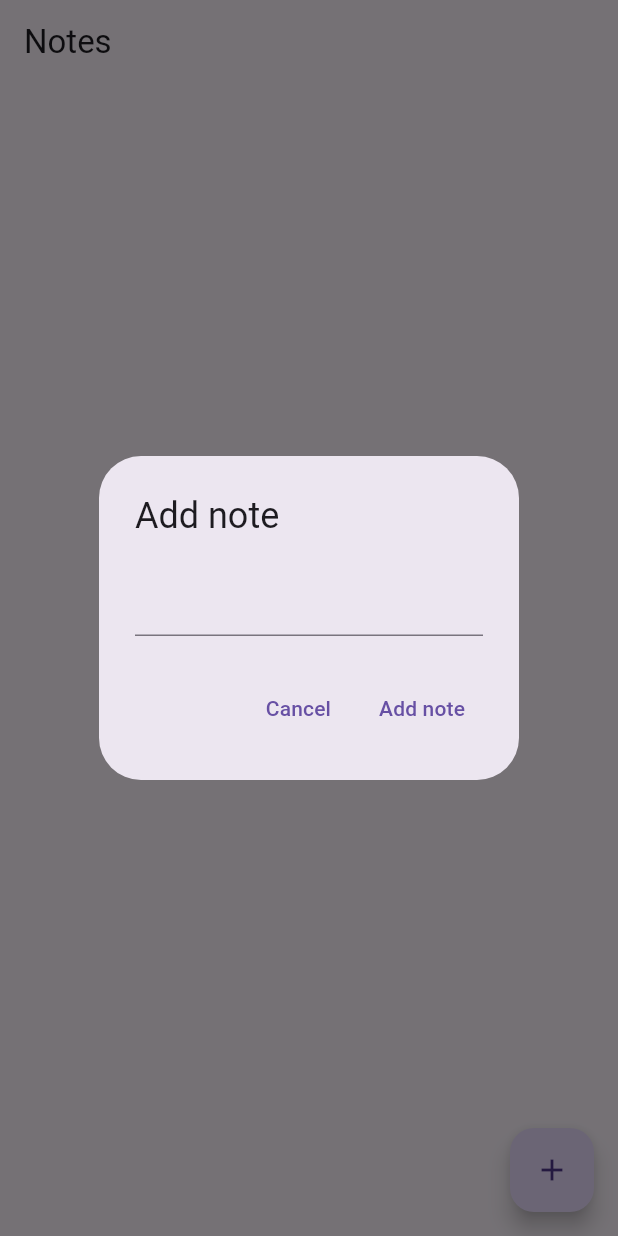
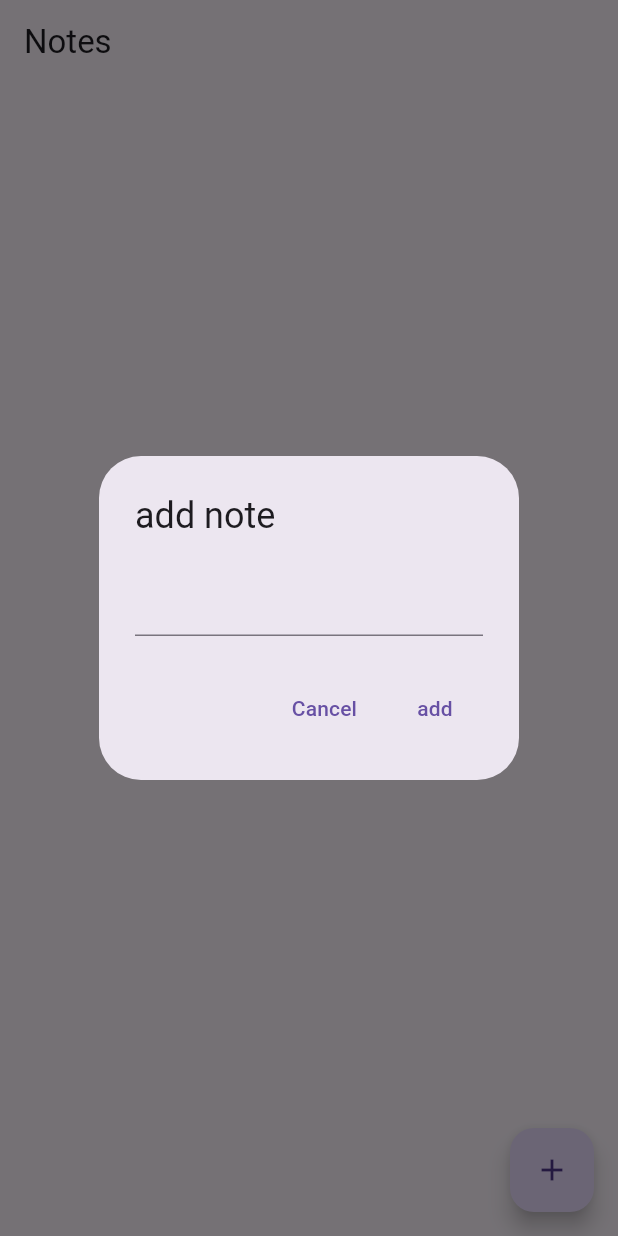
Before and after one commit to FadriqueMolina/notes_app_supabase, a Flutter app: the screen it shows after launch, after a tap on the "add" icon, on a phone screen of 412 x 824 dp. Run offline on Flutter 3.47's test engine with Material 3 defaults, Android fonts, the phone set to English and light mode, and no system bars; our stand-ins replace supabase_flutter; accounts and stored records are empty.

Commit message:
Add note and delete note

```diff
--- a/lib/main.dart
+++ b/lib/main.dart
@@ -1,21 +1,15 @@
 import 'package:flutter/material.dart';
-import 'package:notes_app_supabase/providers/note_provider.dart';
 import 'package:notes_app_supabase/screens/home_page.dart';
-import 'package:provider/provider.dart';
 import 'package:supabase_flutter/supabase_flutter.dart';
 
 void main() async {
+  WidgetsFlutterBinding.ensureInitialized();
   await Supabase.initialize(
     url: "https://farsqclyyuymsielqfrk.supabase.co",
     anonKey:
         "eyJhbGciOiJIUzI1NiIsInR5cCI6IkpXVCJ9.eyJpc3MiOiJzdXBhYmFzZSIsInJlZiI6ImZhcnNxY2x5eXV5bXNpZWxxZnJrIiwicm9sZSI6ImFub24iLCJpYXQiOjE3NDMyMjU1ODgsImV4cCI6MjA1ODgwMTU4OH0.J1-VdFpK8kksKn6DtPwbSKa88CMVFXxZDOtz51P_EB0",
   );
-  runApp(
-    ChangeNotifierProvider(
-      create: (context) => NoteProvider(),
-      child: const MyApp(),
-    ),
-  );
+  runApp(const MyApp());
 }
 
 class MyApp extends StatelessWidget {
--- a/lib/providers/note_provider.dart
+++ b/lib/providers/note_provider.dart
@@ -1,8 +1,7 @@
-import 'package:flutter/material.dart';
 import 'package:notes_app_supabase/models/note.dart';
 import 'package:supabase_flutter/supabase_flutter.dart';
 
-class NoteProvider with ChangeNotifier {
+class NoteProvider {
   final database = Supabase.instance.client.from("notes");
 
   //Add to notes
--- a/lib/screens/home_page.dart
+++ b/lib/screens/home_page.dart
@@ -3,14 +3,16 @@ import 'package:notes_app_supabase/models/note.dart';
 import 'package:notes_app_supabase/providers/note_provider.dart';
 import 'package:provider/provider.dart';
 
+enum Actions { add, update, delete }
+
 class HomePage extends StatelessWidget {
-  const HomePage({super.key});
+  final noteProvider = NoteProvider();
+  final TextEditingController controller = TextEditingController();
+
+  HomePage({super.key});
 
   @override
   Widget build(BuildContext context) {
-    final noteProvider = Provider.of<NoteProvider>(context, listen: false);
-    TextEditingController controller = TextEditingController();
-
     return Scaffold(
       appBar: AppBar(title: Text("Notes")),
       body: Center(
@@ -24,7 +26,22 @@ class HomePage extends StatelessWidget {
             return ListView.builder(
               itemCount: data.length,
               itemBuilder: (context, index) {
-                return ListTile(title: Text(data[index].content));
+                final note = data[index];
+                return ListTile(
+                  title: Text(data[index].content),
+                  trailing: Row(
+                    mainAxisSize: MainAxisSize.min,
+                    children: [
+                      IconButton(onPressed: () {}, icon: Icon(Icons.edit)),
+                      IconButton(
+                        onPressed: () {
+                          noteProvider.deleteNote(note);
+                        },
+                        icon: Icon(Icons.delete),
+                      ),
+                    ],
+                  ),
+                );
               },
             );
           },
@@ -32,11 +49,23 @@ class HomePage extends StatelessWidget {
       ),
       floatingActionButton: FloatingActionButton(
         onPressed: () {
-          showDialog(
+          showMessageDialogWithAction(context, controller.text, Actions.add);
+        },
+        child: Icon(Icons.add),
+      ),
+    );
+  }
+
+  Future<dynamic> showMessageDialogWithAction(
+    BuildContext context,
+    String message,
+    Actions action,
+  ) {
+    return showDialog(
       context: context,
       builder: (context) {
         return AlertDialog(
-                title: Text("Add note"),
+          title: Text("${action.name} note"),
           content: TextField(controller: controller),
           actions: [
             TextButton(
@@ -48,19 +77,25 @@ class HomePage extends StatelessWidget {
             ),
             TextButton(
               onPressed: () {
+                switch (action) {
+                  case Actions.add:
                     noteProvider.addNote(Note(content: controller.text));
+                    break;
+                  case Actions.update:
+                    break;
+                  case Actions.delete:
+                    noteProvider.deleteNote(Note(content: controller.text));
+                    break;
+                }
+
                 controller.clear();
                 Navigator.pop(context);
               },
-                    child: Text("Add note"),
+              child: Text(action.name),
             ),
           ],
         );
       },
     );
-        },
-        child: Icon(Icons.add),
-      ),
-    );
   }
 }
```
Lines whose indentation alone changed are shown as unchanged.
